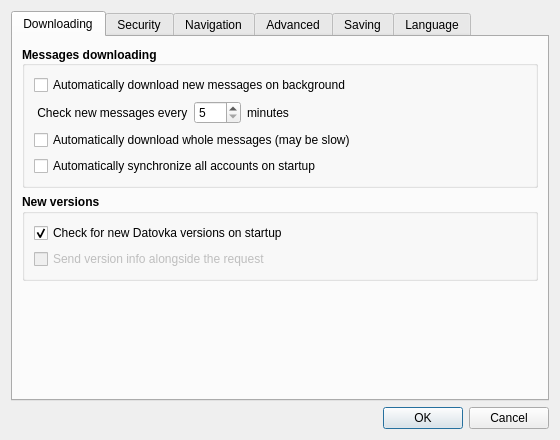
Before: the Qt Designer form src/gui/ui/dlg_preferences.ui in psakar/datovka, drawn with Qt 5.
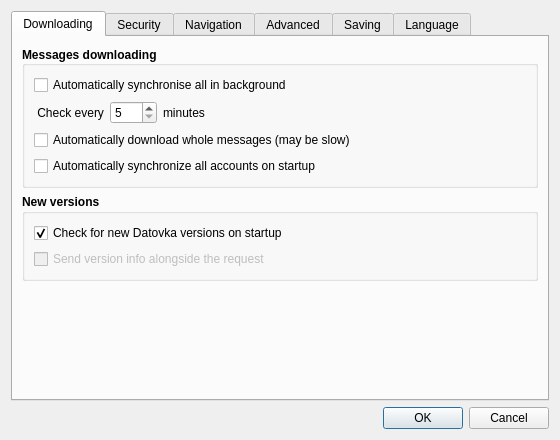
After: the same form once the commit is applied. Icons and pictures are not drawn.

What changed in the file:
```diff
--- a/src/gui/ui/dlg_preferences.ui
+++ b/src/gui/ui/dlg_preferences.ui
@@ -93,7 +93,7 @@
 Download period you can set bellow.</string>
             </property>
             <property name="text">
-             <string>Automatically download new messages on background</string>
+             <string>Automatically synchronise all in background</string>
             </property>
            </widget>
           </item>
@@ -108,7 +108,7 @@
                </font>
               </property>
               <property name="text">
-               <string> Check new messages every</string>
+               <string> Check every</string>
               </property>
              </widget>
             </item>
```
